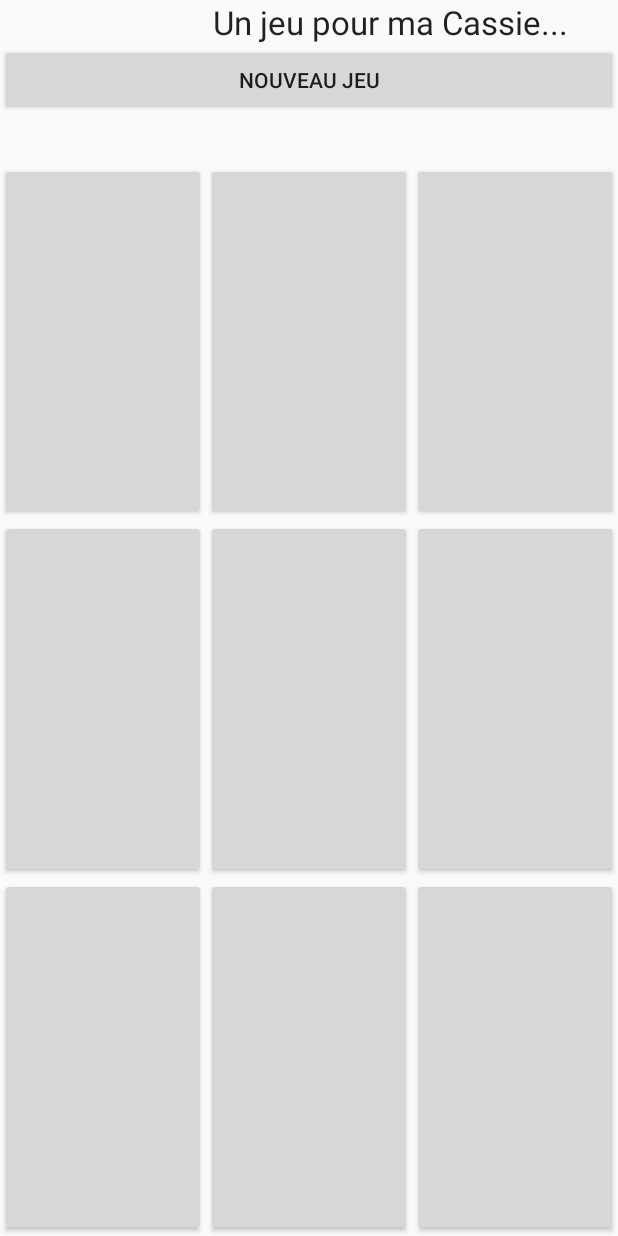
After one commit to lmgichin/formations, an Android app: the layout tictactoe.xml on its own in the app's theme, with its tools: preview values and no code run, on a phone screen of 412 x 824 dp. The commit adds this screen. Run offline under Robolectric (Android 15) with nearby library versions, the phone set to English and light mode, and no system bars.

Commit message:
TicTacToe & WebView

```diff
--- a/FormationAndroid/app/src/main/AndroidManifest.xml
+++ b/FormationAndroid/app/src/main/AndroidManifest.xml
@@ -17,7 +17,7 @@
         android:label="@string/app_name"
         android:theme="@style/AppTheme" >
         <activity
-            android:name=".CustomListActivity"
+            android:name=".TicTacToeActivity"
             android:label="@string/app_name" >
             <intent-filter>
                 <action android:name="android.intent.action.MAIN" />
--- /dev/null
+++ b/FormationAndroid/app/src/main/res/layout/tictactoe.xml
@@ -0,0 +1,119 @@
+<RelativeLayout
+    android:layout_width="wrap_content"
+    android:layout_height="wrap_content"
+    xmlns:android="http://schemas.android.com/apk/res/android">
+
+    <TextView
+        android:layout_width="fill_parent"
+        android:layout_height="wrap_content"
+        android:textAppearance="?android:attr/textAppearanceLarge"
+        android:text="Un jeu pour ma Cassie..."
+        android:id="@+id/textView"
+        android:layout_alignParentTop="true"
+        android:layout_alignParentStart="true"
+        android:layout_marginStart="108dp"
+        android:gravity="center_vertical|center_horizontal" />
+
+    <Button
+        android:layout_width="fill_parent"
+        android:layout_height="wrap_content"
+        android:text="Nouveau jeu"
+        android:id="@+id/button"
+        android:onClick="newGame"
+        android:layout_below="@+id/textView"
+        android:layout_centerHorizontal="true" />
+
+    <TableLayout
+        android:layout_width="fill_parent"
+        android:layout_height="fill_parent"
+        android:layout_below="@+id/button"
+        android:layout_alignParentStart="true"
+        android:layout_marginTop="31dp"
+        android:id="@+id/tableLayout"
+        android:layout_alignParentEnd="true"
+        android:soundEffectsEnabled="true"
+        android:stretchColumns="*">
+
+        <TableRow
+            android:layout_width="fill_parent"
+            android:layout_height="fill_parent"
+            android:layout_weight="1">
+
+            <Button
+                android:layout_width="fill_parent"
+                android:layout_height="fill_parent"
+                android:id="@+id/button11"
+                android:layout_column="0"
+                android:textSize="75dp" />
+
+            <Button
+                android:layout_width="wrap_content"
+                android:layout_height="fill_parent"
+                android:id="@+id/button12"
+                android:layout_column="1"
+                android:textSize="75dp" />
+
+            <Button
+                android:layout_width="wrap_content"
+                android:layout_height="fill_parent"
+                android:id="@+id/button13"
+                android:layout_column="2"
+                android:textSize="75dp" />
+        </TableRow>
+
+        <TableRow
+            android:layout_width="fill_parent"
+            android:layout_height="fill_parent"
+            android:layout_weight="1">
+
+            <Button
+                android:layout_width="wrap_content"
+                android:layout_height="fill_parent"
+                android:id="@+id/button21"
+                android:layout_column="0"
+                android:textSize="75dp" />
+
+            <Button
+                android:layout_width="wrap_content"
+                android:layout_height="fill_parent"
+                android:id="@+id/button22"
+                android:layout_column="1"
+                android:textSize="75dp" />
+
+            <Button
+                android:layout_width="wrap_content"
+                android:layout_height="fill_parent"
+                android:id="@+id/button23"
+                android:layout_column="2"
+                android:textSize="75dp" />
+        </TableRow>
+
+        <TableRow
+            android:layout_width="fill_parent"
+            android:layout_height="fill_parent"
+            android:gravity="fill_horizontal|center|fill_vertical|fill"
+            android:layout_weight="1">
+
+            <Button
+                android:layout_width="wrap_content"
+                android:layout_height="fill_parent"
+                android:id="@+id/button31"
+                android:layout_column="0"
+                android:textSize="75dp" />
+
+            <Button
+                android:layout_width="wrap_content"
+                android:layout_height="fill_parent"
+                android:id="@+id/button32"
+                android:layout_column="1"
+                android:textSize="75dp" />
+
+            <Button
+                android:layout_width="wrap_content"
+                android:layout_height="fill_parent"
+                android:id="@+id/button33"
+                android:layout_column="2"
+                android:textSize="75dp" />
+        </TableRow>
+    </TableLayout>
+</RelativeLayout>
--- a/FormationAndroid/app/src/main/res/values/colors.xml
+++ b/FormationAndroid/app/src/main/res/values/colors.xml
@@ -3,4 +3,6 @@
     <color name="background">#99CCFF</color>
     <color name="black">#000000</color>
     <color name="translucide">#00000000</color>
+    <color name="rouge">#FF0000</color>
+    <color name="vert">#04B404</color>
 </resources>
--- a/FormationAndroid/app/src/main/res/values/strings.xml
+++ b/FormationAndroid/app/src/main/res/values/strings.xml
@@ -16,4 +16,5 @@
     <string name="share">Partager</string>
     <string name="hello_blank_fragment">Hello blank fragment</string>
     <string name="welcome">Bienvenue</string>
+    <string name="titre_ttt">Le Tic Tac Toe !!!</string>
 </resources>
```
Also changed, not shown: FormationAndroid/app/src/main/java/com/mobiserenity/formationandroid/ShowWebView.java (added, +97 -0 lines), FormationAndroid/app/src/main/java/com/mobiserenity/formationandroid/TicTacToeActivity.java (added, +180 -0 lines), FormationAndroid/app/src/main/res/layout/show_web_view.xml (added, +12 -0 lines), 1 other file.
